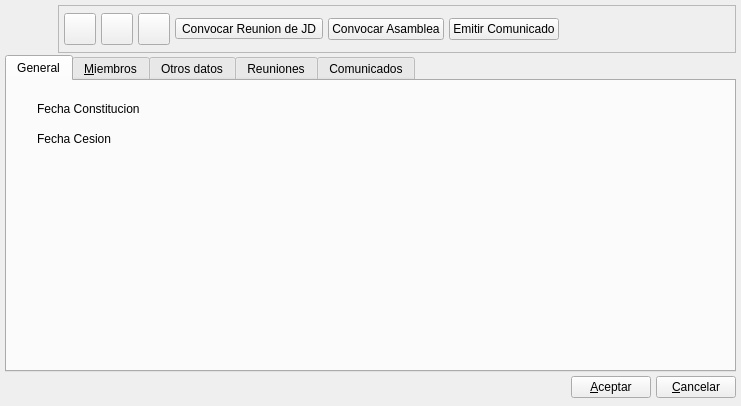
The window that bulmages/bulmafact/plugins/pluginbf_asociacion/comisionbase.ui (eboladev/Bulmages-1) describes before a commit, drawn with Qt 5.
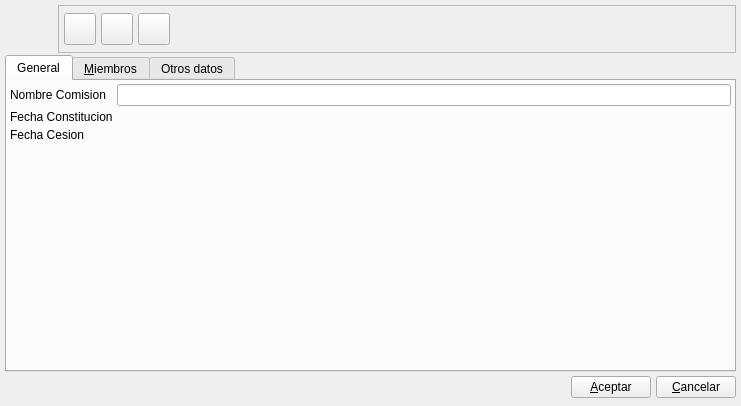
The same window after the commit. Icons and pictures are not drawn. Custom widgets are drawn as their Qt base class.

The edit to the form file:
```diff
--- a/bulmages/bulmafact/plugins/pluginbf_asociacion/comisionbase.ui
+++ b/bulmages/bulmafact/plugins/pluginbf_asociacion/comisionbase.ui
@@ -193,27 +193,6 @@
           </property>
          </widget>
         </item>
-        <item>
-         <widget class="QToolButton" name="toolButton">
-          <property name="text">
-           <string>Convocar Reunion de JD</string>
-          </property>
-         </widget>
-        </item>
-        <item>
-         <widget class="QPushButton" name="pushButton">
-          <property name="text">
-           <string>Convocar Asamblea</string>
-          </property>
-         </widget>
-        </item>
-        <item>
-         <widget class="QPushButton" name="pushButton_2">
-          <property name="text">
-           <string>Emitir Comunicado</string>
-          </property>
-         </widget>
-        </item>
         <item>
          <spacer>
           <property name="orientation">
@@ -247,52 +226,54 @@
       <attribute name="title">
        <string>General</string>
       </attribute>
-      <widget class="QLabel" name="label_2">
-       <property name="geometry">
-        <rect>
-         <x>30</x>
-         <y>20</y>
-         <width>151</width>
-         <height>16</height>
-        </rect>
-       </property>
-       <property name="text">
-        <string>Fecha Constitucion</string>
-       </property>
-      </widget>
-      <widget class="QLabel" name="label_3">
-       <property name="geometry">
-        <rect>
-         <x>30</x>
-         <y>50</y>
-         <width>151</width>
-         <height>16</height>
-        </rect>
-       </property>
-       <property name="text">
-        <string>Fecha Cesion</string>
-       </property>
-      </widget>
-      <widget class="BlDateSearch" name="mui_fechainjdirectiva" native="true">
-       <property name="geometry">
-        <rect>
-         <x>160</x>
-         <y>20</y>
-         <width>113</width>
-         <height>25</height>
-        </rect>
-       </property>
-      </widget>
-      <widget class="BlDateSearch" name="mui_fechafinjdirectiva" native="true">
-       <property name="geometry">
-        <rect>
-         <x>160</x>
-         <y>50</y>
-         <width>113</width>
-         <height>25</height>
-        </rect>
-       </property>
-      </widget>
+      <layout class="QGridLayout" name="gridLayout">
+       <item row="0" column="0">
+        <widget class="QLabel" name="label_4">
+         <property name="text">
+          <string>Nombre Comision</string>
+         </property>
+         <property name="buddy">
+          <cstring>mui_nomcomision</cstring>
+         </property>
+        </widget>
+       </item>
+       <item row="0" column="1">
+        <widget class="QLineEdit" name="mui_nomcomision"/>
+       </item>
+       <item row="1" column="0">
+        <widget class="QLabel" name="label_2">
+         <property name="text">
+          <string>Fecha Constitucion</string>
+         </property>
+        </widget>
+       </item>
+       <item row="1" column="1">
+        <widget class="BlDateSearch" name="mui_fechaincomision" native="true"/>
+       </item>
+       <item row="2" column="0">
+        <widget class="QLabel" name="label_3">
+         <property name="text">
+          <string>Fecha Cesion</string>
+         </property>
+        </widget>
+       </item>
+       <item row="2" column="1">
+        <widget class="BlDateSearch" name="mui_fechafincomision" native="true"/>
+       </item>
+       <item row="3" column="1">
+        <spacer name="verticalSpacer">
+         <property name="orientation">
+          <enum>Qt::Vertical</enum>
+         </property>
+         <property name="sizeHint" stdset="0">
+          <size>
+           <width>20</width>
+           <height>203</height>
+          </size>
+         </property>
+        </spacer>
+       </item>
+      </layout>
      </widget>
      <widget class="QWidget" name="Tab1">
       <attribute name="title">
@@ -356,16 +337,6 @@
        </item>
       </layout>
      </widget>
-     <widget class="QWidget" name="tab">
-      <attribute name="title">
-       <string>Reuniones</string>
-      </attribute>
-     </widget>
-     <widget class="QWidget" name="tab_2">
-      <attribute name="title">
-       <string>Comunicados</string>
-      </attribute>
-     </widget>
     </widget>
    </item>
    <item>
```
Left out of the diff: 4 changed lines with no effect on the pictures.
